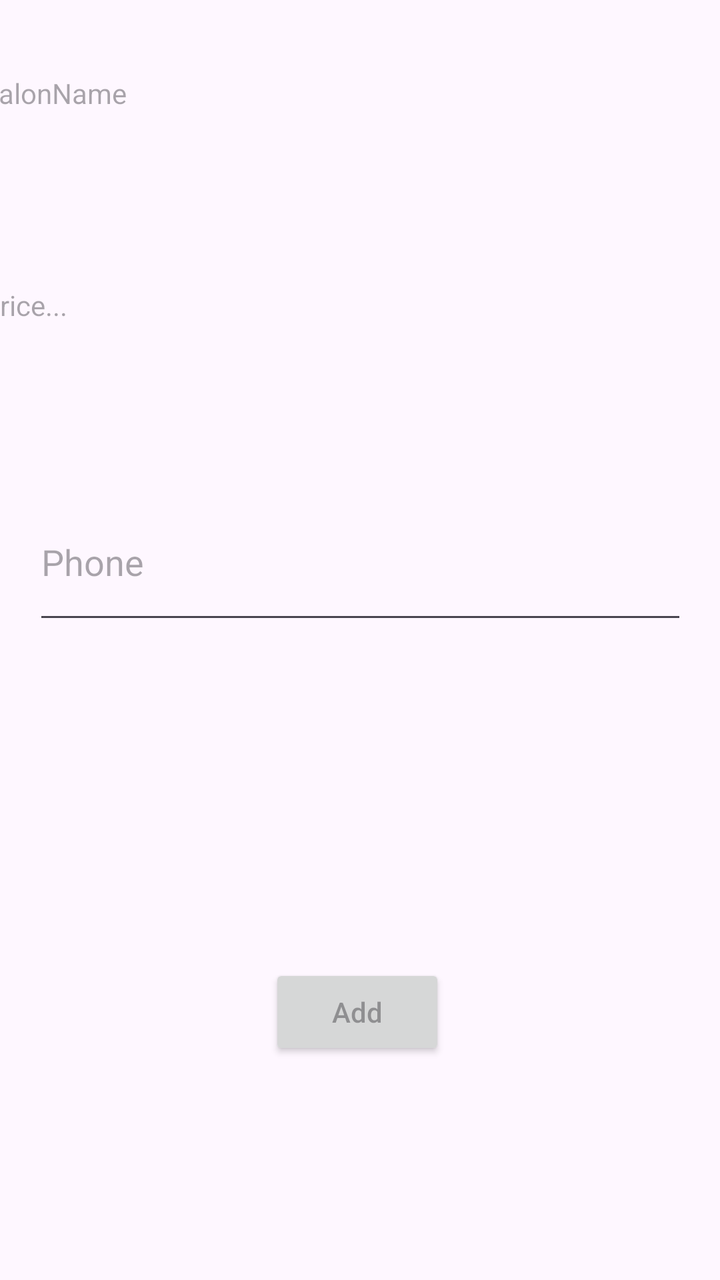
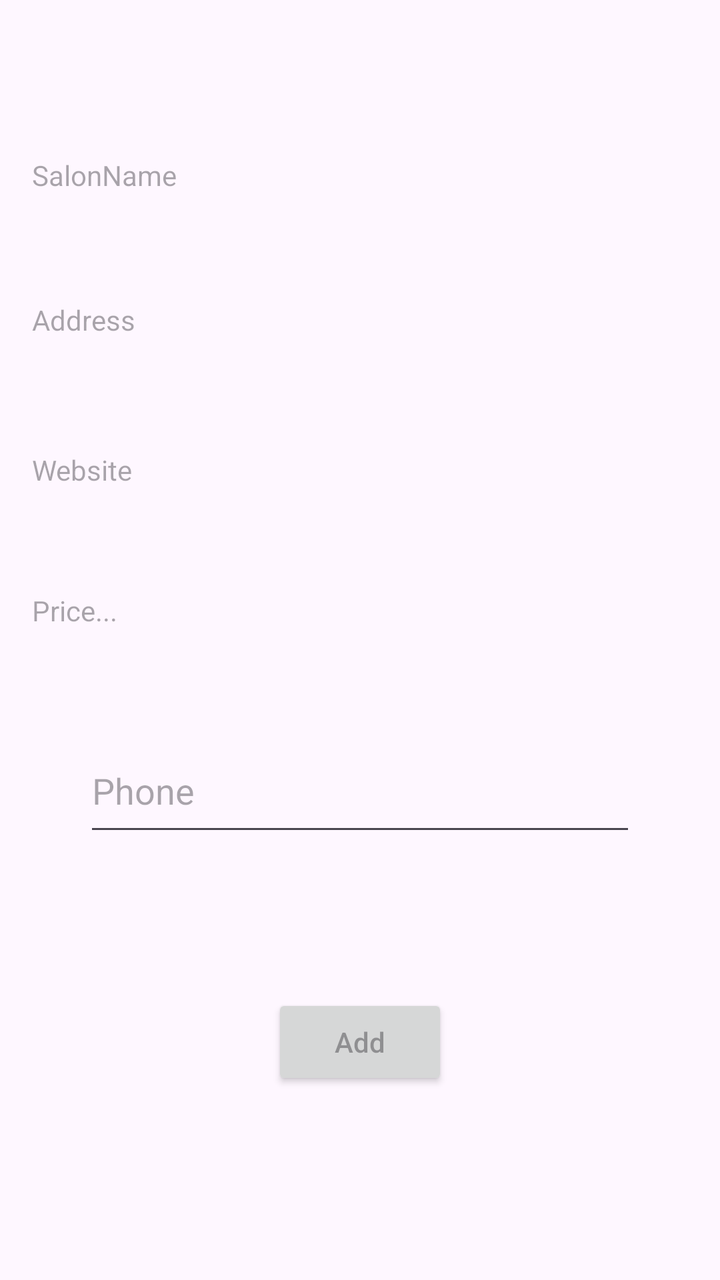

Two renders of the same Android screen: before a commit and after it. Below are the layout's source before the change and the commit's diff.
<!-- AndroidManifest.xml: application theme Theme.UserManagement -->
<!-- res/layout/add_fragment.xml -->
<?xml version="1.0" encoding="utf-8"?>
<FrameLayout xmlns:android="http://schemas.android.com/apk/res/android"
    xmlns:app="http://schemas.android.com/apk/res-auto"
    android:layout_width="match_parent"
    android:layout_height="match_parent"
    xmlns:tools="http://schemas.android.com/tools"
    tools:context=".AddFragment">

    <androidx.constraintlayout.widget.ConstraintLayout
        android:layout_width="match_parent"
        android:layout_height="match_parent"
        android:layout_weight="1">

        <TextView
            android:id="@+id/tvSalonName"
            android:layout_width="371dp"
            android:layout_height="69dp"
            android:layout_marginStart="16dp"
            android:layout_marginTop="200dp"
            android:layout_marginEnd="24dp"
            android:layout_marginBottom="17dp"
            android:layout_weight="1"
            android:hint="SalonName"
            android:textColor="#1B1919"
            app:layout_constraintBottom_toTopOf="@+id/tvPrice"
            app:layout_constraintEnd_toEndOf="parent"
            app:layout_constraintStart_toStartOf="parent"
            app:layout_constraintTop_toTopOf="parent"
            tools:ignore="MissingConstraints" />

        <TextView
            android:id="@+id/tvPrice"
            android:layout_width="377dp"
            android:layout_height="74dp"
            android:layout_marginStart="16dp"
            android:layout_marginTop="20dp"
            android:layout_marginEnd="18dp"
            android:layout_marginBottom="17dp"
            android:hint="Price..."
            app:layout_constraintBottom_toTopOf="@+id/etPhoneNum"
            app:layout_constraintEnd_toEndOf="parent"
            app:layout_constraintStart_toStartOf="parent"
            app:layout_constraintTop_toBottomOf="@+id/tvSalonName"
            tools:ignore="MissingConstraints" />

        <EditText
            android:id="@+id/etPhoneNum"
            android:layout_width="327dp"
            android:layout_height="75dp"
            android:layout_marginStart="42dp"
            android:layout_marginTop="8dp"
            android:layout_marginEnd="42dp"
            android:layout_marginBottom="95dp"
            android:ems="10"
            android:hint="Phone"
            android:inputType="phone"
            app:layout_constraintBottom_toTopOf="@+id/btnAdd"
            app:layout_constraintEnd_toEndOf="parent"
            app:layout_constraintStart_toStartOf="parent"
            app:layout_constraintTop_toBottomOf="@+id/tvPrice" />

        <Button
            android:id="@+id/btnAdd"
            android:layout_width="wrap_content"
            android:layout_height="wrap_content"
            android:layout_marginStart="160dp"
            android:layout_marginTop="70dp"
            android:layout_marginEnd="163dp"
            android:layout_marginBottom="273dp"
            android:hint="Add"
            app:layout_constraintBottom_toBottomOf="parent"
            app:layout_constraintEnd_toEndOf="parent"
            app:layout_constraintStart_toStartOf="parent"
            app:layout_constraintTop_toBottomOf="@+id/etPhoneNum" />


    </androidx.constraintlayout.widget.ConstraintLayout>

</FrameLayout>
<!-- resources referenced by this layout -->
<resources>
  <style name="Theme.UserManagement" parent="Base.Theme.UserManagement" />
  <style name="Base.Theme.UserManagement" parent="Theme.Material3.DayNight.NoActionBar">
          
          
      </style>
</resources>

<!-- the commit's change to res/layout/add_fragment.xml (unified diff, before → after) -->
@@ -12,45 +12,69 @@
         android:layout_weight="1">
 
         <TextView
+            android:id="@+id/tvWebsite"
+            android:layout_width="0dp"
+            android:layout_height="0dp"
+            android:layout_marginStart="16dp"
+            android:layout_marginEnd="16dp"
+            android:layout_marginBottom="12dp"
+            android:hint="Website"
+            app:layout_constraintBottom_toTopOf="@+id/tvPrice"
+            app:layout_constraintEnd_toEndOf="parent"
+            app:layout_constraintStart_toStartOf="parent"
+            app:layout_constraintTop_toBottomOf="@+id/tvAddress" />
+
+        <TextView
             android:id="@+id/tvSalonName"
-            android:layout_width="371dp"
-            android:layout_height="69dp"
+            android:layout_width="0dp"
+            android:layout_height="0dp"
             android:layout_marginStart="16dp"
-            android:layout_marginTop="200dp"
-            android:layout_marginEnd="24dp"
-            android:layout_marginBottom="17dp"
+            android:layout_marginTop="78dp"
+            android:layout_marginEnd="16dp"
+            android:layout_marginBottom="14dp"
             android:layout_weight="1"
             android:hint="SalonName"
             android:textColor="#1B1919"
-            app:layout_constraintBottom_toTopOf="@+id/tvPrice"
+            app:layout_constraintBottom_toTopOf="@+id/tvAddress"
             app:layout_constraintEnd_toEndOf="parent"
             app:layout_constraintStart_toStartOf="parent"
             app:layout_constraintTop_toTopOf="parent"
             tools:ignore="MissingConstraints" />
 
         <TextView
+            android:id="@+id/tvAddress"
+            android:layout_width="0dp"
+            android:layout_height="0dp"
+            android:layout_marginStart="16dp"
+            android:layout_marginEnd="16dp"
+            android:layout_marginBottom="17dp"
+            android:hint="Address"
+            app:layout_constraintBottom_toTopOf="@+id/tvWebsite"
+            app:layout_constraintEnd_toEndOf="parent"
+            app:layout_constraintStart_toStartOf="parent"
+            app:layout_constraintTop_toBottomOf="@+id/tvSalonName" />
+
+        <TextView
             android:id="@+id/tvPrice"
-            android:layout_width="377dp"
-            android:layout_height="74dp"
+            android:layout_width="0dp"
+            android:layout_height="0dp"
             android:layout_marginStart="16dp"
-            android:layout_marginTop="20dp"
-            android:layout_marginEnd="18dp"
-            android:layout_marginBottom="17dp"
+            android:layout_marginEnd="16dp"
+            android:layout_marginBottom="11dp"
             android:hint="Price..."
             app:layout_constraintBottom_toTopOf="@+id/etPhoneNum"
             app:layout_constraintEnd_toEndOf="parent"
             app:layout_constraintStart_toStartOf="parent"
-            app:layout_constraintTop_toBottomOf="@+id/tvSalonName"
+            app:layout_constraintTop_toBottomOf="@+id/tvWebsite"
             tools:ignore="MissingConstraints" />
 
         <EditText
             android:id="@+id/etPhoneNum"
-            android:layout_width="327dp"
-            android:layout_height="75dp"
+            android:layout_width="0dp"
+            android:layout_height="0dp"
             android:layout_marginStart="42dp"
-            android:layout_marginTop="8dp"
             android:layout_marginEnd="42dp"
-            android:layout_marginBottom="95dp"
+            android:layout_marginBottom="74dp"
             android:ems="10"
             android:hint="Phone"
             android:inputType="phone"
@@ -63,10 +87,7 @@
             android:id="@+id/btnAdd"
             android:layout_width="wrap_content"
             android:layout_height="wrap_content"
-            android:layout_marginStart="160dp"
-            android:layout_marginTop="70dp"
-            android:layout_marginEnd="163dp"
-            android:layout_marginBottom="273dp"
+            android:layout_marginBottom="95dp"
             android:hint="Add"
             app:layout_constraintBottom_toBottomOf="parent"
             app:layout_constraintEnd_toEndOf="parent"
